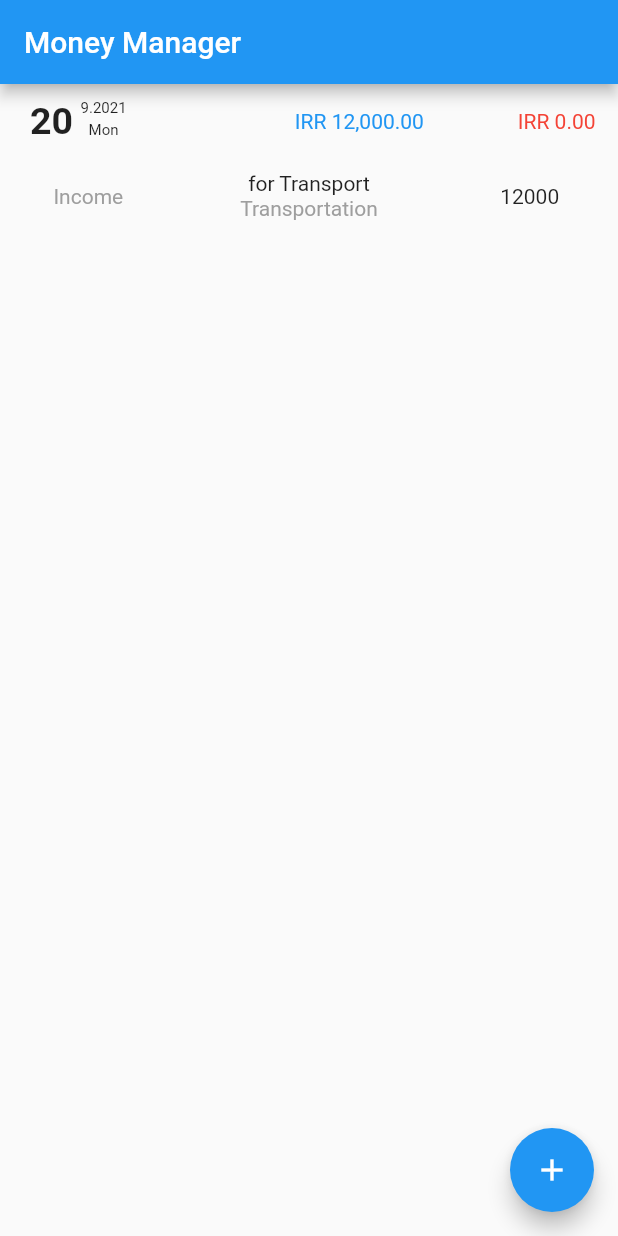
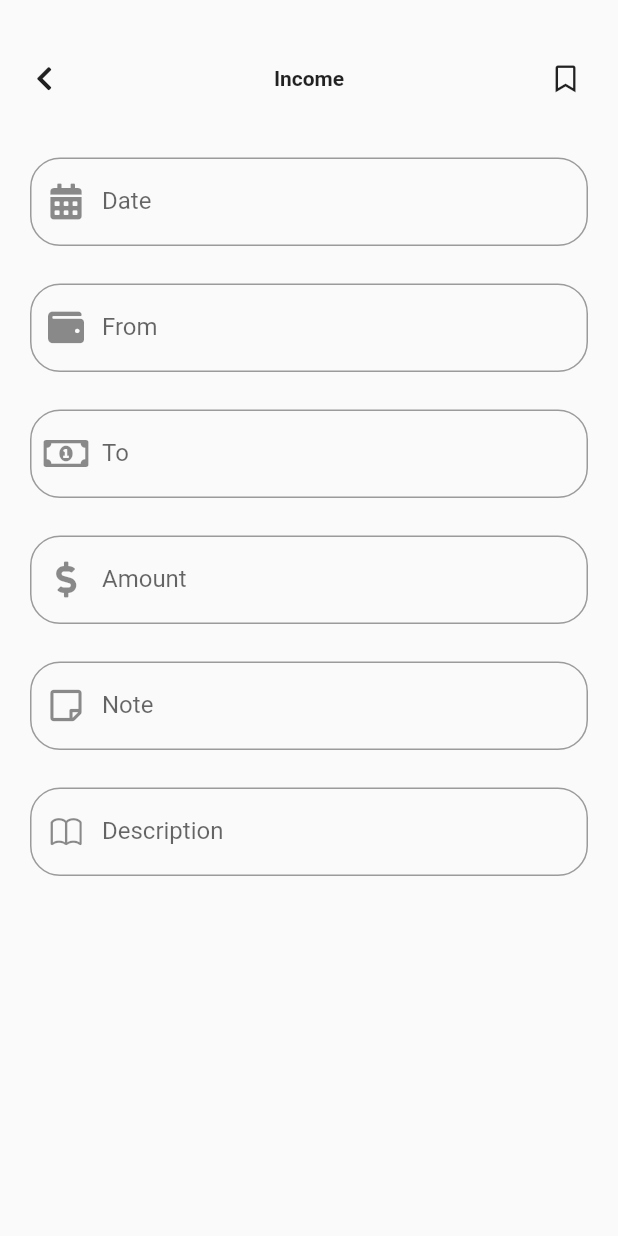
Before and after one commit to pooya-dani76/Money-Manager-App, a Flutter app: the screen it shows after launch, after a tap on the "add" icon, on a phone screen of 412 x 824 dp. Run offline on Flutter 3.47's test engine with Material 2 defaults, Android fonts, the phone set to English and light mode, and no system bars; drawn by our look-alikes of auto_size_text; our stand-ins replace flutter_money_formatter, font_awesome_flutter, google_nav_bar, sqflite; accounts and stored records are empty.

Commit message:
GetData page Added!

```diff
--- /dev/null
+++ b/lib/Tabs/Controllers.dart
@@ -0,0 +1,3 @@
+import 'package:flutter/material.dart';
+
+ScrollController listController = ScrollController();
--- a/lib/Tabs/NavBarController.dart
+++ b/lib/Tabs/NavBarController.dart
@@ -1,16 +1,114 @@
 import 'package:flutter/material.dart';
+import 'package:money_manager_ap/DataBase/Data.dart';
+import 'package:money_manager_ap/DataBase/SqliteFunction.dart';
+import 'package:money_manager_ap/DataBase/providerModel.dart';
+import 'package:money_manager_ap/Tabs/TrasTab/DailyPage.dart';
+import 'package:money_manager_ap/Tabs/TrasTab/GetDataPage/GetDataPage.dart';
+import 'package:provider/provider.dart';
+import 'package:font_awesome_flutter/font_awesome_flutter.dart';
+import 'package:google_nav_bar/google_nav_bar.dart';
 
 class NavBarController extends StatefulWidget {
-  const NavBarController({ Key key }) : super(key: key);
+  const NavBarController({Key key}) : super(key: key);
 
   @override
   _NavBarControllerState createState() => _NavBarControllerState();
 }
 
 class _NavBarControllerState extends State<NavBarController> {
+  int index;
+  @override
+  void initState() {
+    index = 0;
+    super.initState();
+  }
   @override
   Widget build(BuildContext context) {
+    var provider = Provider.of<TransactionProvider>(context);
     return Scaffold(
+      // appBar: AppBar(
+      //   title: Text('Money Manager'),
+      // ),
+      floatingActionButton: FloatingActionButton(
+        onPressed:
+        (){
+          Navigator.push(context, MaterialPageRoute(builder: (context)=>GetDataPage()));
+        },
+        //  () => _incrementCounter(provider),
+        tooltip: 'Increment',
+        child: Icon(Icons.add),
+      ),
+      bottomNavigationBar: Container(
+        height: 55,
+        child: GNav(
+          activeColor: Colors.blue,
+          onTabChange: (i){
+            setState(() {
+              index = i;
+            });
+          },
+          padding: EdgeInsets.all(18),
+          gap: 5,
+          tabs: [
+            GButton(
+              icon: FontAwesomeIcons.book,
+              text: 'Trans.',
+              iconSize: 20,
+            ),
+            GButton(
+              icon: FontAwesomeIcons.chartBar,
+              text: 'Stats',
+            ),
+            GButton(
+              icon: FontAwesomeIcons.database,
+              text: 'Accounts',
+            ),
+            GButton(
+              icon: FontAwesomeIcons.cog,
+              text: 'Setting',
+            ),
+          ],
+        ),
+      ),
+      body: navBarBody(index),
     );
   }
 }
+
+Widget navBarBody(int index) {
+  switch (index) {
+    case 0:
+      return DailyPage();
+    case 1:
+      return Container();
+    case 2:
+      return Container();
+    case 3:
+      return Container();
+  }
+}
+
+void _incrementCounter(TransactionProvider provider) async {
+  var insertor;
+  checkTableExist();
+  try {
+    insertor = await insertTranscation(Transaction(
+        transactionId: 1,
+        note: 'for Transport from home to work',
+        price: 85692100,
+        destenationAccount: 'Transportation',
+        extraNote: 'from home to work',
+        originAccount: 'Cash',
+        year: 2021,
+        month: 9,
+        day: 22,
+        hour: 17,
+        minute: 30,
+        transactionType: 'Expense'));
+  } catch (e) {
+    print('Error3: $e');
+  }
+
+  print(insertor);
+  provider.loadInfo();
+}
--- a/lib/Tabs/TrasTab/DailyPage.dart
+++ b/lib/Tabs/TrasTab/DailyPage.dart
@@ -1,7 +1,8 @@
 import 'package:flutter/material.dart';
-import 'package:money_manager_ap/DataBase/Data.dart';
-import 'package:money_manager_ap/DataBase/SqliteFunction.dart';
+import 'package:font_awesome_flutter/font_awesome_flutter.dart';
 import 'package:money_manager_ap/DataBase/providerModel.dart';
+import 'package:money_manager_ap/Tabs/Controllers.dart';
+import 'package:money_manager_ap/Tabs/TrasTab/GetDataPage/AppBar.dart';
 import 'package:money_manager_ap/Tabs/TrasTab/OneDayTransaction.dart';
 import 'package:provider/provider.dart';
 
@@ -20,56 +21,69 @@ class _DailyPageState extends State<DailyPage> {
 
   @override
   Widget build(BuildContext context) {
-    var provider = Provider.of<TransactionProvider>(context);
-    return Scaffold(
-      appBar: AppBar(title: Text('Money Manager'),),
-        floatingActionButton: FloatingActionButton(
-          onPressed: () => _incrementCounter(provider),
-          tooltip: 'Increment',
-          child: Icon(Icons.add),
+    return Consumer<TransactionProvider>(
+      builder: (context, transactionProvider, child) {
+        return Column(
+          children: [
+            SolidAppBar(
+              title: Text(
+                'Money Manager',
+                textScaleFactor: 1,
+                style: TextStyle(fontWeight: FontWeight.bold),
               ),
-        body: Consumer<TransactionProvider>(
-          builder: (context, transactionProvider, child) {
-            return ListView.builder(
-              itemBuilder: (context, index) {
+              // backgroundColor: Colors.blue,
+              // actions: [Container()],
+            ),
+            Expanded(
+              child: NotificationListener<OverscrollIndicatorNotification>(
+                // ignore: missing_return
+                onNotification: (overScroll) {
+                  overScroll.disallowGlow();
+                },
+                child: CustomScrollView(
+                  controller: listController,
+                  slivers: [
+                    SliverList(
+                      delegate: new SliverChildBuilderDelegate(
+                        (context, index) {
                           return OneDayTransaction(
-                  day: transactionProvider.transactionsAllDates[index].day,
-                  month: transactionProvider.transactionsAllDates[index].month,
-                  year: transactionProvider.transactionsAllDates[index].year,
-                  oneDayTransactions: transactionProvider.getOneDayTransactions(
-                      transactionProvider.transactionsAllDates[index].day,
-                      transactionProvider.transactionsAllDates[index].month,
-                      transactionProvider.transactionsAllDates[index].year),
+                            day: transactionProvider
+                                .transactionsAllDates[index].day,
+                            month: transactionProvider
+                                .transactionsAllDates[index].month,
+                            year: transactionProvider
+                                .transactionsAllDates[index].year,
+                            oneDayTransactions:
+                                transactionProvider.getOneDayTransactions(
+                                    transactionProvider
+                                        .transactionsAllDates[index].day,
+                                    transactionProvider
+                                        .transactionsAllDates[index].month,
+                                    transactionProvider
+                                        .transactionsAllDates[index].year),
                           );
                         },
-              itemCount: transactionProvider.transactionsAllDates.length,
+                        childCount:
+                            transactionProvider.transactionsAllDates.length,
+                      ),
+                    ),
+                    SliverList(
+                      delegate: new SliverChildBuilderDelegate(
+                        (context, index) {
+                          return Container(
+                            height: 70,
                           );
                         },
-        ));
+                        childCount: 1,
+                      ),
+                    ),
+                  ],
+                ),
+              ),
+            ),
+          ],
+        );
+      },
+    );
   }
 }
-
-void _incrementCounter(TransactionProvider provider) async {
-  var insertor;
-  checkTableExist();
-  try {
-    insertor = await insertTranscation(Transaction(
-        transactionId: 1,
-        note: 'for Transport',
-        price: 12000,
-        destenationAccount: 'Transportation',
-        extraNote: 'from home to work',
-        originAccount: 'Cash',
-        year: 2021,
-        month: 9,
-        day: 20,
-        hour: 17,
-        minute: 30,
-        transactionType: 'Income'));
-  } catch (e) {
-    print('Error3: $e');
-  }
-
-  print(insertor);
-  provider.loadInfo();
-}
--- /dev/null
+++ b/lib/Tabs/TrasTab/GetDataPage/AppBar.dart
@@ -0,0 +1,67 @@
+import 'package:flutter/material.dart';
+import 'package:font_awesome_flutter/font_awesome_flutter.dart';
+
+class SolidAppBar extends StatefulWidget {
+  final Widget title;
+  final List<Widget> actions;
+  final Color backgroundColor;
+  const SolidAppBar({Key key, this.title, this.actions, this.backgroundColor})
+      : super(key: key);
+
+  @override
+  _SolidAppBarState createState() => _SolidAppBarState();
+}
+
+class _SolidAppBarState extends State<SolidAppBar> {
+  @override
+  Widget build(BuildContext context) {
+    return Container(
+      height: 80,
+      child: Column(
+        children: [
+          Container(
+            height: 24,
+            color: widget.backgroundColor,
+          ),
+          Container(
+            height: 56,
+            color: widget.backgroundColor,
+            child: Row(
+              mainAxisAlignment: MainAxisAlignment.spaceBetween,
+              children: [
+                Expanded(
+                  flex: 1,
+                  child: Container(
+                    child: IconButton(
+                      icon: Icon(FontAwesomeIcons.chevronLeft),
+                      iconSize: 18,
+                      onPressed: () {
+                        Navigator.pop(context);
+                      },
+                    ),
+                  ),
+                ),
+                Expanded(
+                  flex: 5,
+                  child: Container(
+                    alignment: Alignment.center,
+                    child: widget.title,
+                  ),
+                ),
+                Expanded(
+                  flex: 1,
+                  child: Container(
+                      height: 50,
+                      child:widget.actions != null ? Row(
+                        mainAxisAlignment: MainAxisAlignment.start,
+                        children: widget.actions,
+                      ) : null),
+                ),
+              ],
+            ),
+          ),
+        ],
+      ),
+    );
+  }
+}
--- /dev/null
+++ b/lib/Tabs/TrasTab/GetDataPage/GetDataPage.dart
@@ -0,0 +1,128 @@
+import 'package:flutter/cupertino.dart';
+import 'package:flutter/material.dart';
+import 'package:font_awesome_flutter/font_awesome_flutter.dart';
+import 'package:money_manager_ap/DataBase/Data.dart';
+import 'package:money_manager_ap/Tabs/TrasTab/GetDataPage/AppBar.dart';
+
+class GetDataPage extends StatefulWidget {
+  final Transaction transaction;
+  const GetDataPage({Key key, this.transaction}) : super(key: key);
+  @override
+  _GetDataPageState createState() => _GetDataPageState();
+}
+
+class _GetDataPageState extends State<GetDataPage> {
+  @override
+  void initState() {
+    super.initState();
+  }
+
+  @override
+  Widget build(BuildContext context) {
+    return Scaffold(
+        body: Column(
+      children: [
+        SolidAppBar(
+          title: Text(
+            'Income',
+            textScaleFactor: 1,
+            style: TextStyle(fontWeight: FontWeight.bold),
+          ),
+          actions: [
+            Container(
+                child: IconButton(
+              iconSize: 18,
+              icon: Icon(FontAwesomeIcons.bookmark),
+              onPressed: () {},
+            )),
+          ],
+        ),
+        Expanded(
+          child: NotificationListener<OverscrollIndicatorNotification>(
+            // ignore: missing_return
+            onNotification: (overScroll) {
+              overScroll.disallowGlow();
+            },
+            child: ListView(
+              padding: EdgeInsets.zero,
+              children: [
+                Container(
+                  padding: EdgeInsets.only(top: 25, right: 20, left: 20),
+                  child: Form(
+                    child: TextFormField(
+                      decoration: InputDecoration(
+                          labelText: 'Date',
+                          prefixIcon: Icon(FontAwesomeIcons.solidCalendarAlt),
+                          border: OutlineInputBorder(
+                              borderRadius: BorderRadius.circular(20))),
+                    ),
+                  ),
+                ),
+                Container(
+                  padding: EdgeInsets.only(top: 25, right: 20, left: 20),
+                  child: Form(
+                    child: TextFormField(
+                      decoration: InputDecoration(
+                          labelText: 'From',
+                          prefixIcon: Icon(FontAwesomeIcons.wallet),
+                          border: OutlineInputBorder(
+                              borderRadius: BorderRadius.circular(20))),
+                    ),
+                  ),
+                ),
+                Container(
+                  padding: EdgeInsets.only(top: 25, right: 20, left: 20),
+                  child: Form(
+                    child: TextFormField(
+                      decoration: InputDecoration(
+                          labelText: 'To',
+                          prefixIcon: Icon(FontAwesomeIcons.moneyBillAlt),
+                          border: OutlineInputBorder(
+                              borderRadius: BorderRadius.circular(20))),
+                    ),
+                  ),
+                ),
+                Container(
+                  padding: EdgeInsets.only(top: 25, right: 20, left: 20),
+                  child: Form(
+                    child: TextFormField(
+                      decoration: InputDecoration(
+                          labelText: 'Amount',
+                          prefixIcon: Icon(FontAwesomeIcons.dollarSign),
+                          border: OutlineInputBorder(
+                              borderRadius: BorderRadius.circular(20))),
+                    ),
+                  ),
+                ),
+                Container(
+                  padding: EdgeInsets.only(top: 25, right: 20, left: 20),
+                  child: Form(
+                    child: TextFormField(
+                      decoration: InputDecoration(
+                          labelText: 'Note',
+                          prefixIcon: Icon(FontAwesomeIcons.stickyNote),
+                          border: OutlineInputBorder(
+                              borderRadius: BorderRadius.circular(20))),
+                    ),
+                  ),
+                ),
+                Container(
+                  padding: EdgeInsets.only(top: 25, right: 20, left: 20),
+                  child: Form(
+                    child: TextFormField(
+                      decoration: InputDecoration(
+                          labelText: 'Description',
+                          prefixIcon: Icon(CupertinoIcons.book),
+                          border: OutlineInputBorder(
+                              borderRadius: BorderRadius.circular(20))),
+                    ),
+                  ),
+                ),
+              ],
+            ),
+          ),
+        ),
+      ],
+    ));
+  }
+}
--- a/lib/Tabs/TrasTab/OneDayTransaction.dart
+++ b/lib/Tabs/TrasTab/OneDayTransaction.dart
@@ -1,6 +1,7 @@
 import 'package:flutter/material.dart';
 import 'package:money_manager_ap/DataBase/Data.dart';
 import 'package:money_manager_ap/DataBase/providerModel.dart';
+import 'package:money_manager_ap/Tabs/Controllers.dart';
 import 'package:money_manager_ap/Tabs/TrasTab/TransactionTile.dart';
 import 'package:provider/provider.dart';
 import 'TransactionHeader.dart';
@@ -42,9 +43,12 @@ class _OneDayTransactionState extends State<OneDayTransaction> {
                 month: widget.month,
                 year: widget.year,
               ),
+              Divider(height: 1,indent: 20, endIndent: 20,),
               Expanded(
                   child: Container(
                 child: ListView.builder(
+                  padding: EdgeInsets.all(0),
+                  controller: listController,
                   itemBuilder: (context, index) {
                     return TransactionTile(
                       transaction: widget.oneDayTransactions[index],
--- a/lib/Tabs/TrasTab/TransactionHeader.dart
+++ b/lib/Tabs/TrasTab/TransactionHeader.dart
@@ -74,7 +74,6 @@ class _TransactionHeaderState extends State<TransactionHeader> {
                         child: Container(
                           padding: EdgeInsets.only(bottom: 10, top: 0),
                           child: AutoSizeText(
-                            // weekDayDeterminer(date.weekDay),
                             'Mon',
                             textScaleFactor: 1,
                             minFontSize: 1,
@@ -102,7 +101,7 @@ class _TransactionHeaderState extends State<TransactionHeader> {
                         'IRR ${income.output.nonSymbol}',
                         style: TextStyle(color: Colors.blue),
                         textScaleFactor: 1,
-                        minFontSize: 5,
+                        minFontSize: 10,
                         maxLines: 1,
                         maxFontSize: 15,
                       ),
--- a/lib/Tabs/TrasTab/TransactionTile.dart
+++ b/lib/Tabs/TrasTab/TransactionTile.dart
@@ -1,5 +1,9 @@
+import 'package:auto_size_text/auto_size_text.dart';
 import 'package:flutter/material.dart';
+import 'package:flutter_money_formatter/flutter_money_formatter.dart';
 import 'package:money_manager_ap/DataBase/Data.dart';
+import 'package:money_manager_ap/DataBase/providerModel.dart';
+import 'package:provider/provider.dart';
 
 class TransactionTile extends StatefulWidget {
   final Transaction transaction;
@@ -11,6 +15,8 @@ class TransactionTile extends StatefulWidget {
 class _TransactionTileState extends State<TransactionTile> {
   @override
   Widget build(BuildContext context) {
+    FlutterMoneyFormatter price =
+        FlutterMoneyFormatter(amount: widget.transaction.price.toDouble());
     return Container(
       height: 50,
       child: Row(
@@ -28,22 +34,31 @@ class _TransactionTileState extends State<TransactionTile> {
           Expanded(
               flex: 3,
               child: Container(
+                margin: EdgeInsets.only(right:8),
                 child: Column(
                   children: [
                     Expanded(
                       flex: 1,
                       child: Container(
-                        padding: EdgeInsets.only(top : 8),
-                        child: Text(
+                        alignment: Alignment.centerLeft,
+                        padding: EdgeInsets.only(top: 8),
+                        child: AutoSizeText(
                           widget.transaction.note,
-                          textScaleFactor: 1,
+                          textAlign: TextAlign.center,
+                              overflow: TextOverflow.ellipsis,
+                              textScaleFactor: 1,
+                              style: TextStyle(fontWeight: FontWeight.bold),
+                              maxLines: 1,
+                              minFontSize: 11,
+                              maxFontSize: 13,
                         ),
                       ),
                     ),
                     Expanded(
                       flex: 1,
                       child: Container(
-                        padding: EdgeInsets.only(bottom : 8),
+                        alignment: Alignment.centerLeft,
+                        padding: EdgeInsets.only(bottom: 8),
                         child: Text(
                           subTitleDeterminer(widget.transaction),
                           textScaleFactor: 1,
@@ -57,8 +72,14 @@ class _TransactionTileState extends State<TransactionTile> {
           Expanded(
               flex: 2,
               child: Container(
-                child: Text(widget.transaction.price.toString()),
-                alignment: Alignment.center,
+                padding: EdgeInsets.only(right: 15, left: 3),
+                  alignment: Alignment.centerRight,
+                child: AutoSizeText('IRR ${price.output.nonSymbol}',
+                    textScaleFactor: 1,
+                    style: TextStyle(color: priceColor(widget.transaction)),
+                    minFontSize: 5,
+                    maxLines: 1,
+                    maxFontSize: 15),
               )),
         ],
       ),
@@ -77,3 +98,16 @@ String subTitleDeterminer(Transaction tr) {
       return '${tr.originAccount} -> ${tr.destenationAccount}';
   }
 }
+
+Color priceColor(Transaction transaction) {
+  switch (transaction.transactionType) {
+    case 'Expense':
+      return Colors.red;
+
+    case 'Income':
+      return Colors.blue;
+
+    case 'Transfer':
+      return null;
+  }
+}
--- a/lib/main.dart
+++ b/lib/main.dart
@@ -1,6 +1,7 @@
 import 'package:flutter/material.dart';
 import 'package:money_manager_ap/DataBase/providerModel.dart';
 import 'package:money_manager_ap/DataBase/SqliteFunction.dart';
+import 'package:money_manager_ap/Tabs/NavBarController.dart';
 import 'package:money_manager_ap/Tabs/TrasTab/DailyPage.dart';
 import 'package:provider/provider.dart';
 
@@ -39,7 +40,7 @@ class MyApp extends StatelessWidget {
       theme: ThemeData(
         primarySwatch: Colors.blue,
       ),
-      home: DailyPage(),
+      home: NavBarController(),
     );
   }
 }
--- a/pubspec.yaml
+++ b/pubspec.yaml
@@ -29,6 +29,9 @@ dependencies:
   provider:
   flutter_money_formatter:
   auto_size_text:
+  google_nav_bar: ^5.0.5
+  font_awesome_flutter:
+
 
 
   # The following adds the Cupertino Icons font to your application.
```
Also changed, not shown: pubspec.lock. Lines whose indentation alone changed are shown as unchanged.
